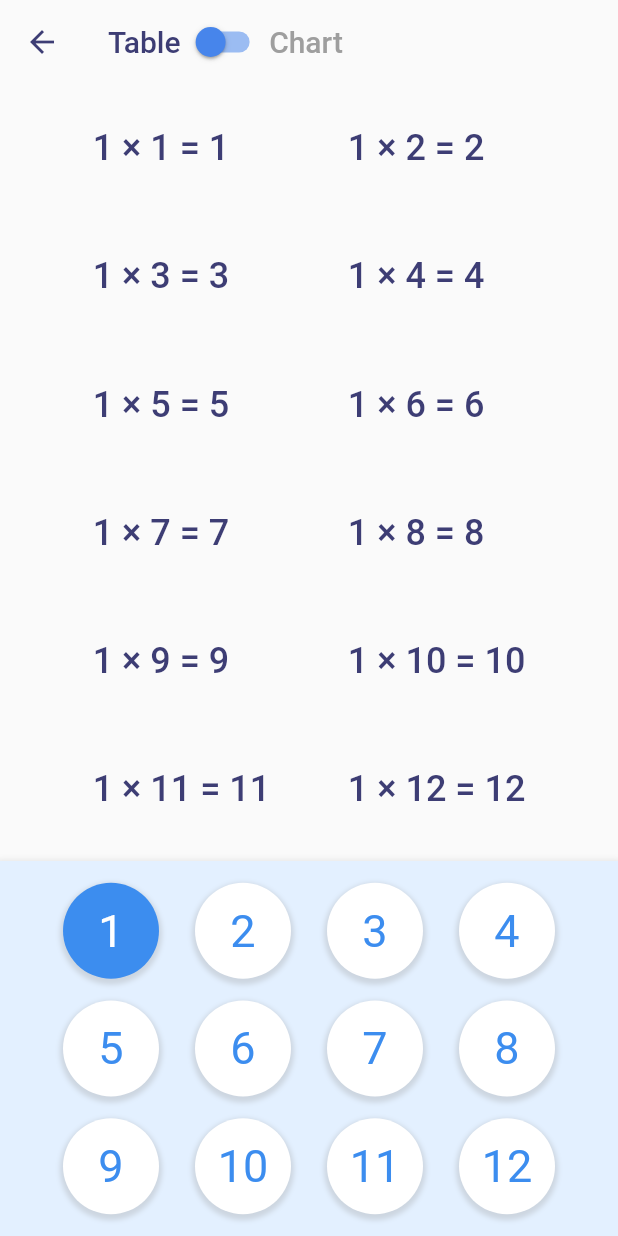
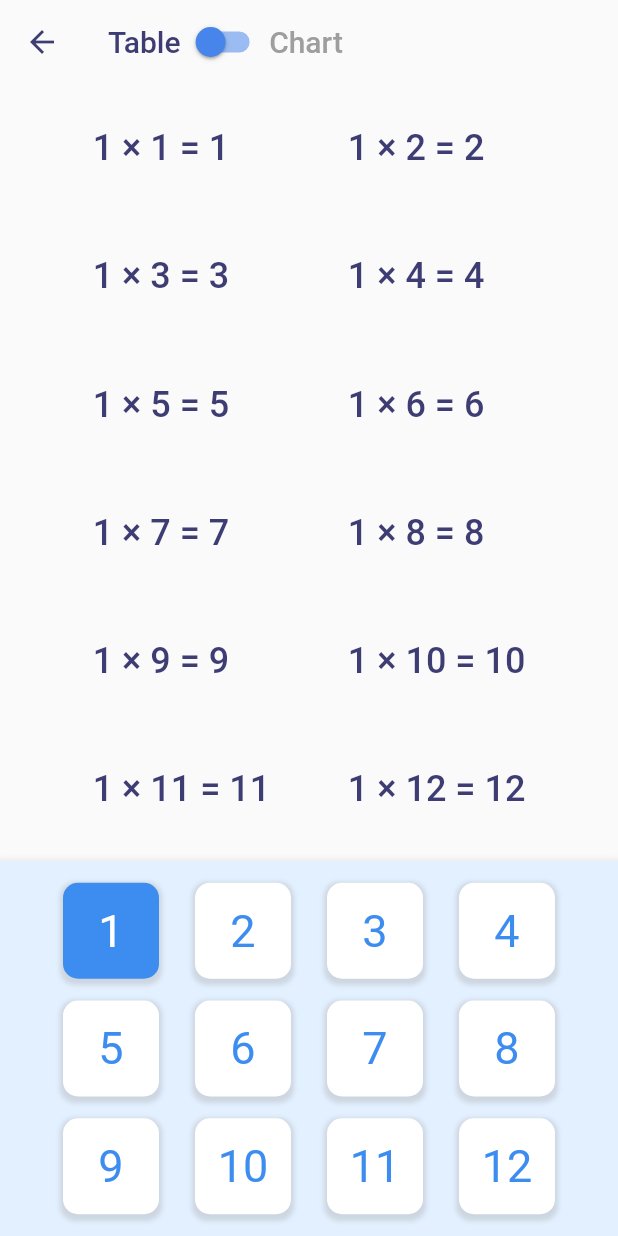
Before and after one commit to olegpixel/multitable, a Flutter app: the TablesBody screen opened directly, on a phone screen of 412 x 824 dp. Run offline on Flutter 3.47's test engine with Material 2 defaults, Android fonts, the phone set to English and light mode, and no system bars; our stand-ins replace fl_chart, google_fonts, hive, hive_flutter, percent_indicator; accounts and stored records are empty; statements that could not run were skipped.

Commit message:
Sqared button on tables screen

```diff
--- a/lib/screens/tables_screen.dart
+++ b/lib/screens/tables_screen.dart
@@ -375,7 +375,7 @@ class NumberIcon extends StatelessWidget {
         height: 64,
         decoration: BoxDecoration(
           color: (this.selected ? const Color(0xff3C8DEF) : Colors.white),
-          borderRadius: BorderRadius.all(Radius.circular(40)),
+          borderRadius: BorderRadius.all(Radius.circular(10)),
           boxShadow: [
             BoxShadow(
               color: const Color(0xff999999).withOpacity(0.3),
```
